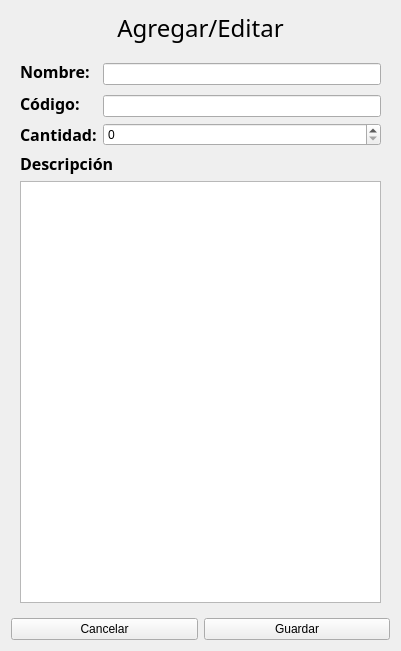
Old version of the form codigos/curso_medio/project_final/form_add_edit.ui in the repository jalmx/curso_python.
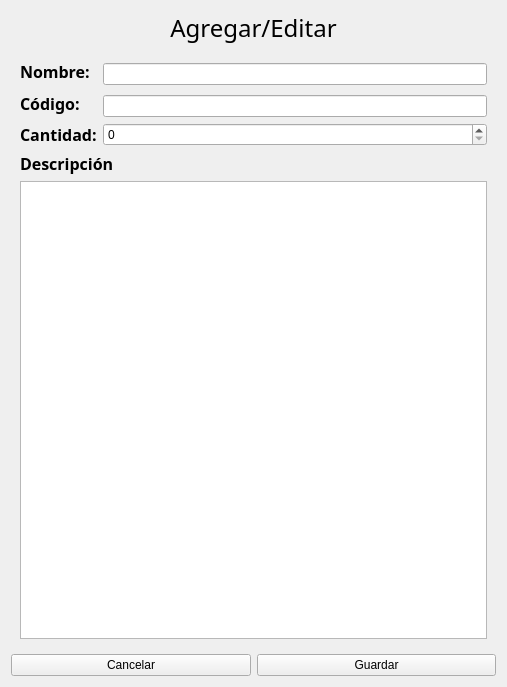
New version of the form.

Patch:
```diff
--- a/codigos/curso_medio/project_final/form_add_edit.ui
+++ b/codigos/curso_medio/project_final/form_add_edit.ui
@@ -9,8 +9,8 @@
    <rect>
     <x>0</x>
     <y>0</y>
-    <width>401</width>
-    <height>651</height>
+    <width>507</width>
+    <height>687</height>
    </rect>
   </property>
   <property name="windowTitle">
```
